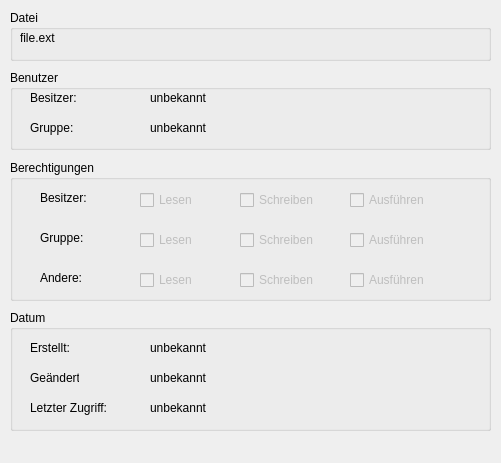
Qt form fileinfowindow.ui (striezel/qt-commander) before a commit.
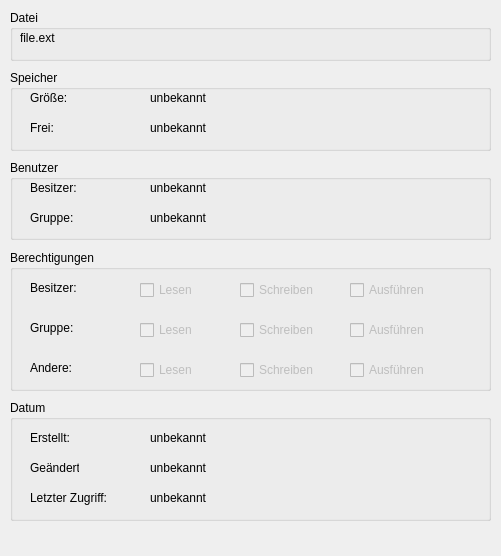
The same form after that commit. Icons and pictures are not drawn.

Commit message: add storage information to file information window

The edit to the form file:
```diff
--- a/fileinfowindow.ui
+++ b/fileinfowindow.ui
@@ -7,7 +7,7 @@
     <x>0</x>
     <y>0</y>
     <width>501</width>
-    <height>463</height>
+    <height>556</height>
    </rect>
   </property>
   <property name="windowTitle">
@@ -21,7 +21,7 @@
     <property name="geometry">
      <rect>
       <x>10</x>
-      <y>160</y>
+      <y>250</y>
       <width>481</width>
       <height>141</height>
      </rect>
@@ -32,7 +32,7 @@
     <widget class="QLabel" name="lblUser">
      <property name="geometry">
       <rect>
-       <x>30</x>
+       <x>20</x>
        <y>30</y>
        <width>49</width>
        <height>16</height>
@@ -93,7 +93,7 @@
     <widget class="QLabel" name="lblGroup">
      <property name="geometry">
       <rect>
-       <x>30</x>
+       <x>20</x>
        <y>70</y>
        <width>49</width>
        <height>16</height>
@@ -106,7 +106,7 @@
     <widget class="QLabel" name="lblOther">
      <property name="geometry">
       <rect>
-       <x>30</x>
+       <x>20</x>
        <y>110</y>
        <width>49</width>
        <height>16</height>
@@ -243,7 +243,7 @@
     <property name="geometry">
      <rect>
       <x>10</x>
-      <y>70</y>
+      <y>160</y>
       <width>481</width>
       <height>80</height>
      </rect>
@@ -308,7 +308,7 @@
     <property name="geometry">
      <rect>
       <x>10</x>
-      <y>310</y>
+      <y>400</y>
       <width>481</width>
       <height>121</height>
      </rect>
@@ -395,6 +395,71 @@
      </property>
     </widget>
    </widget>
+   <widget class="QGroupBox" name="gbStorage">
+    <property name="geometry">
+     <rect>
+      <x>10</x>
+      <y>70</y>
+      <width>481</width>
+      <height>81</height>
+     </rect>
+    </property>
+    <property name="title">
+     <string>Speicher</string>
+    </property>
+    <widget class="QLabel" name="lblSize">
+     <property name="geometry">
+      <rect>
+       <x>20</x>
+       <y>20</y>
+       <width>49</width>
+       <height>16</height>
+      </rect>
+     </property>
+     <property name="text">
+      <string>Größe:</string>
+     </property>
+    </widget>
+    <widget class="QLabel" name="lblSizeValue">
+     <property name="geometry">
+      <rect>
+       <x>140</x>
+       <y>20</y>
+       <width>331</width>
+       <height>16</height>
+      </rect>
+     </property>
+     <property name="text">
+      <string>unbekannt</string>
+     </property>
+    </widget>
+    <widget class="QLabel" name="lblAvailable">
+     <property name="geometry">
+      <rect>
+       <x>20</x>
+       <y>50</y>
+       <width>49</width>
+       <height>16</height>
+      </rect>
+     </property>
+     <property name="text">
+      <string>Frei:</string>
+     </property>
+    </widget>
+    <widget class="QLabel" name="lblAvailableValue">
+     <property name="geometry">
+      <rect>
+       <x>140</x>
+       <y>50</y>
+       <width>331</width>
+       <height>16</height>
+      </rect>
+     </property>
+     <property name="text">
+      <string>unbekannt</string>
+     </property>
+    </widget>
+   </widget>
   </widget>
   <widget class="QMenuBar" name="menubar">
    <property name="geometry">
```
The commit also changes 1 other file.
